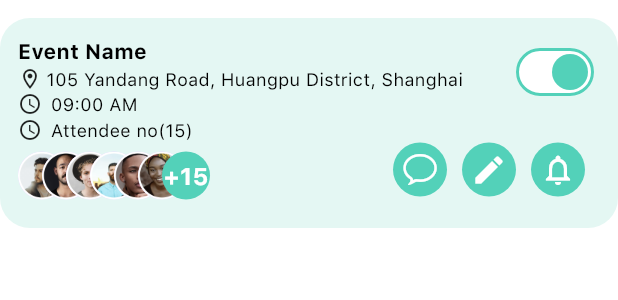
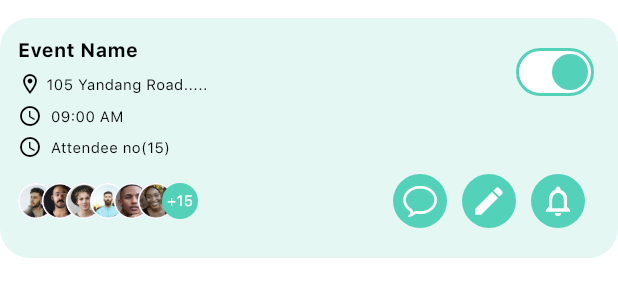
Before and after one commit to bdCalling-Sdt-hub/social-event-app, a Flutter app: the EventItem widget shown alone on an empty page, opened directly, on a phone screen of 412 x 824 dp. Shown: the top 300 px of the screen. Run offline on Flutter 3.47's test engine with Material 3 defaults, Android fonts, the phone set to English and light mode, and no system bars; our stand-ins replace cached_network_image, dotted_border, flutter_html, flutter_local_notifications, flutter_rating_bar, flutter_svg and 14 more; missing offline and left inert: barcode_scan2, voice_message_package; accounts and stored records are empty; network calls fail; project files that could hold a hidden picture were left out.

Commit message:
10% done

```diff
--- a/lib/view/component/text_field/common_phone_number_text_filed.dart
+++ b/lib/view/component/text_field/common_phone_number_text_filed.dart
@@ -17,7 +17,6 @@ class CommonPhoneNumberTextFiled extends StatelessWidget {
   Widget build(BuildContext context) {
     return IntlPhoneField(
       controller: controller,
-
       onCountryChanged: countryChange,
       initialCountryCode: "BD",
       disableLengthCheck: true,
--- a/lib/view/screen/common_screen/auth/sign up/complete_profile.dart
+++ b/lib/view/screen/common_screen/auth/sign up/complete_profile.dart
@@ -20,7 +20,7 @@ class CompleteProfile extends StatelessWidget {
       appBar: AppBar(
         automaticallyImplyLeading: false,
         centerTitle: true,
-        title:  CommonText(
+        title: CommonText(
           text: "Complete Your Profile".tr,
           fontSize: 24,
           fontWeight: FontWeight.bold,
@@ -32,6 +32,7 @@ class CompleteProfile extends StatelessWidget {
           padding: const EdgeInsets.symmetric(horizontal: 20),
           child: Column(
             children: [
+              30.height,
               const ProfileImage(
                 takeImage: true,
               ).center,
--- a/lib/view/screen/common_screen/auth/sign up/widget/privacy_policy.dart
+++ b/lib/view/screen/common_screen/auth/sign up/widget/privacy_policy.dart
@@ -23,7 +23,7 @@ class PrivacyPolicy extends StatelessWidget {
           TextSpan(
             children: [
               TextSpan(
-                text: "I accept".tr,
+                text: "I accept  ".tr,
                 style: GoogleFonts.plusJakartaSans(
                   color: AppColors.black,
                   fontSize: 12,
@@ -31,7 +31,7 @@ class PrivacyPolicy extends StatelessWidget {
                 ),
               ),
               TextSpan(
-                text: "Terms of Service".tr,
+                text: "Terms of Service  ".tr,
                 recognizer: TapGestureRecognizer()
                   ..onTap = () {
                     Get.toNamed(AppRoutes.termsOfServices);
@@ -43,7 +43,7 @@ class PrivacyPolicy extends StatelessWidget {
                 ),
               ),
               TextSpan(
-                text: "and".tr,
+                text: "and  ".tr,
                 style: GoogleFonts.plusJakartaSans(
                   color: AppColors.black,
                   fontSize: 12,
--- a/lib/view/screen/common_screen/auth/sign up/widget/profile_image.dart
+++ b/lib/view/screen/common_screen/auth/sign up/widget/profile_image.dart
@@ -3,6 +3,7 @@ import 'dart:io';
 import 'package:flutter/material.dart';
 
 import 'package:get/get.dart';
+import 'package:social_event/utils/app_colors.dart';
 
 import '../../../../../../controllers/common_controller/profile/profile_controller.dart';
 
@@ -44,7 +45,10 @@ class ProfileImage extends StatelessWidget {
                           height: 130,
                           width: 130,
                         )
-                      : const Icon(Icons.camera_alt),
+                      : const Icon(
+                          Icons.camera_alt_outlined,
+                          color: Color.fromRGBO(83, 209, 185, 1),
+                        ),
                 ),
               ),
             ),
--- a/lib/view/screen/home/widgets/event_item.dart
+++ b/lib/view/screen/home/widgets/event_item.dart
@@ -2,6 +2,7 @@ import 'package:flutter/cupertino.dart';
 import 'package:flutter/material.dart';
 import 'package:get/get.dart';
 import 'package:social_event/helpers/app_routes.dart';
+import 'package:social_event/helpers/my_extension.dart';
 import 'package:social_event/utils/app_images.dart';
 import 'package:social_event/view/component/text/common_text.dart';
 
@@ -29,7 +30,7 @@ class _EventItemState extends State<EventItem> {
   @override
   Widget build(BuildContext context) {
     return Container(
-      height: 140,
+      height: 160,
       width: double.infinity,
       margin: const EdgeInsets.only(top: 12),
       padding: const EdgeInsets.all(12),
@@ -42,63 +43,74 @@ class _EventItemState extends State<EventItem> {
           Row(
             crossAxisAlignment: CrossAxisAlignment.start,
             children: [
-              const Expanded(
+              Expanded(
                 child: Column(
                   crossAxisAlignment: CrossAxisAlignment.start,
                   children: [
-                    CommonText(
+                    const CommonText(
                       text: "Event Name",
-                      fontSize: 14,
+                      fontSize: 13,
                       fontWeight: FontWeight.w700,
+                      color: AppColors.black,
                     ),
-                    Row(
+                    5.height,
+                    const Row(
                       children: [
                         Icon(
                           Icons.location_on_outlined,
                           size: 16,
+                          color: AppColors.black,
                         ),
                         Flexible(
                           child: CommonText(
-                              fontSize: 12,
+                            fontSize: 10,
                             fontWeight: FontWeight.w400,
                             left: 3,
-                              text:
-                                  "105 Yandang Road, Huangpu District, Shanghai"),
+                            text: "105 Yandang Road.....",
+                            color: AppColors.black,
+                          ),
                         ),
                       ],
                     ),
-                    Row(
+                    5.height,
+                    const Row(
                       children: [
                         Icon(
                           Icons.access_time,
                           size: 16,
+                          color: AppColors.black,
                         ),
                         Flexible(
                           child: CommonText(
                             text: "09:00 AM",
-                            fontSize: 12,
+                            fontSize: 10,
                             fontWeight: FontWeight.w400,
                             left: 6,
+                            color: AppColors.black,
                           ),
                         ),
                       ],
                     ),
-                    Row(
+                    5.height,
+                    const Row(
                       children: [
                         Icon(
                           Icons.access_time,
                           size: 16,
+                          color: AppColors.black,
                         ),
                         Flexible(
                           child: CommonText(
                             text: "Attendee no(15)",
-                            fontSize: 12,
+                            fontSize: 10,
                             fontWeight: FontWeight.w400,
                             left: 6,
+                            color: AppColors.black,
                           ),
                         ),
                       ],
                     ),
+                    10.height,
                   ],
                 ),
               ),
@@ -128,23 +140,32 @@ class _EventItemState extends State<EventItem> {
                     ...List.generate(list.length, (index) {
                       return Positioned(
                         left: index * 16.0, // Adjust spacing for overlap
+                        child: SizedBox(
+                          height: 24,
+                          width: 24,
                           child: CircleAvatar(
                             radius: 16,
                             backgroundImage: AssetImage(
                                 list[index]), // Replace with image URLs
+                          ),
                         ),
                       );
                     }),
                     // "+15" Circle
                     Positioned(
                       left: list.length * 16.0, // Position for "+15" indicator
-                      child: const CircleAvatar(
+                      child: const SizedBox(
+                        height: 24,
+                        width: 24,
+                        child: CircleAvatar(
                           radius: 16,
                           backgroundColor: AppColors.primaryColor,
                           child: CommonText(
                             text: '+15',
+                            fontSize: 10,
                             color: AppColors.white,
-                          fontWeight: FontWeight.bold,
+                            fontWeight: FontWeight.normal,
+                          ),
                         ),
                       ),
                     ),
```
Also changed, not shown: lib/models/html_model.dart (+2 -1 lines), lib/utils/app_string.dart (+4 -4 lines), lib/view/screen/common_screen/auth/sign in/sign_in_screen.dart (+8 -6 lines), lib/view/screen/common_screen/auth/sign up/sign_up_screen.dart (+8 -4 lines), lib/view/screen/common_screen/auth/sign up/widget/complete_profile_all_filed.dart (+20 -5 lines), lib/view/screen/common_screen/setting/privacy_policy_screen.dart (+5 -4 lines), lib/view/screen/common_screen/setting/terms_of_services_screen.dart (+5 -3 lines), lib/view/screen/home/widgets/favorite_item.dart (+23 -10 lines), lib/view/screen/home/widgets/home_appbar.dart (+8 -3 lines). Lines whose indentation alone changed are shown as unchanged.
